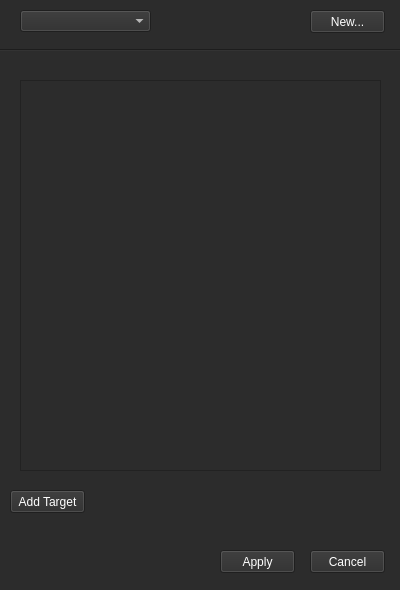
This is src/KoRE_GUI/FrameBufferEditor.ui in domme/VoxelConeTracing as Qt 5 draws it before an edit. The edited form follows.
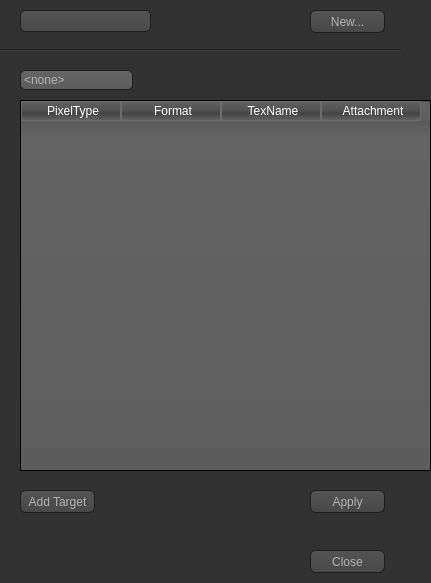
This is the edited form. Icons and pictures are not drawn.

Diff of the .ui file:
```diff
--- a/src/KoRE_GUI/FrameBufferEditor.ui
+++ b/src/KoRE_GUI/FrameBufferEditor.ui
@@ -2,14 +2,6 @@
 <ui version="4.0">
  <class>FrameBufferEditor</class>
  <widget class="QWidget" name="FrameBufferEditor">
-  <property name="geometry">
-   <rect>
-    <x>0</x>
-    <y>0</y>
-    <width>400</width>
-    <height>590</height>
-   </rect>
-  </property>
   <property name="minimumSize">
    <size>
     <width>400</width>
@@ -18,7 +10,7 @@
   </property>
   <property name="maximumSize">
    <size>
-    <width>400</width>
+    <width>16777215</width>
     <height>16777215</height>
    </size>
   </property>
@@ -29,8 +21,465 @@
    <string>Framebuffer Stage</string>
   </property>
   <property name="styleSheet">
-   <string notr="true">background-color: rgb(44, 44, 44);
-color: rgb(255, 255, 255);</string>
+   <string notr="true">QToolTip
+{
+     border: 1px solid black;
+     background-color: #ffa02f;
+     padding: 1px;
+     border-radius: 3px;
+     opacity: 100;
+}
+
+QWidget
+{
+    color: #b1b1b1;
+    background-color: #323232;
+}
+
+QWidget:item:hover
+{
+    background-color: QLinearGradient( x1: 0, y1: 0, x2: 0, y2: 1, stop: 0 #ffa02f, stop: 1 #ca0619);
+    color: #000000;
+}
+
+QWidget:item:selected
+{
+    background-color: QLinearGradient( x1: 0, y1: 0, x2: 0, y2: 1, stop: 0 #ffa02f, stop: 1 #d7801a);
+}
+
+QMenuBar::item
+{
+    background: transparent;
+}
+
+QMenuBar::item:selected
+{
+    background: transparent;
+    border: 1px solid #ffaa00;
+}
+
+QMenuBar::item:pressed
+{
+    background: #444;
+    border: 1px solid #000;
+    background-color: QLinearGradient(
+        x1:0, y1:0,
+        x2:0, y2:1,
+        stop:1 #212121,
+        stop:0.4 #343434/*,
+        stop:0.2 #343434,
+        stop:0.1 #ffaa00*/
+    );
+    margin-bottom:-1px;
+    padding-bottom:1px;
+}
+
+QMenu
+{
+    border: 1px solid #000;
+}
+
+QMenu::item
+{
+    padding: 2px 20px 2px 20px;
+}
+
+QMenu::item:selected
+{
+    color: #000000;
+}
+
+QWidget:disabled
+{
+    color: #404040;
+    background-color: #323232;
+}
+
+QAbstractItemView
+{
+    background-color: QLinearGradient( x1: 0, y1: 0, x2: 0, y2: 1, stop: 0 #4d4d4d, stop: 0.1 #646464, stop: 1 #5d5d5d);
+}
+
+QWidget:focus
+{
+    /*border: 2px solid QLinearGradient( x1: 0, y1: 0, x2: 0, y2: 1, stop: 0 #ffa02f, stop: 1 #d7801a);*/
+}
+
+QLineEdit
+{
+    background-color: QLinearGradient( x1: 0, y1: 0, x2: 0, y2: 1, stop: 0 #4d4d4d, stop: 0 #646464, stop: 1 #5d5d5d);
+    padding: 1px;
+    border-style: solid;
+    border: 1px solid #1e1e1e;
+    border-radius: 5;
+}
+
+QPushButton
+{
+    color: #b1b1b1;
+    background-color: QLinearGradient( x1: 0, y1: 0, x2: 0, y2: 1, stop: 0 #565656, stop: 0.1 #525252, stop: 0.5 #4e4e4e, stop: 0.9 #4a4a4a, stop: 1 #464646);
+    border-width: 1px;
+    border-color: #1e1e1e;
+    border-style: solid;
+    border-radius: 6;
+    padding: 3px;
+    font-size: 12px;
+    padding-left: 5px;
+    padding-right: 5px;
+}
+
+QPushButton:pressed
+{
+    background-color: QLinearGradient( x1: 0, y1: 0, x2: 0, y2: 1, stop: 0 #2d2d2d, stop: 0.1 #2b2b2b, stop: 0.5 #292929, stop: 0.9 #282828, stop: 1 #252525);
+}
+
+QComboBox
+{
+    selection-background-color: #ffaa00;
+    background-color: QLinearGradient( x1: 0, y1: 0, x2: 0, y2: 1, stop: 0 #565656, stop: 0.1 #525252, stop: 0.5 #4e4e4e, stop: 0.9 #4a4a4a, stop: 1 #464646);
+    border-style: solid;
+    border: 1px solid #1e1e1e;
+    border-radius: 5;
+}
+
+QComboBox:hover,QPushButton:hover
+{
+    border: 2px solid QLinearGradient( x1: 0, y1: 0, x2: 0, y2: 1, stop: 0 #ffa02f, stop: 1 #d7801a);
+}
+
+
+QComboBox:on
+{
+    padding-top: 3px;
+    padding-left: 4px;
+    background-color: QLinearGradient( x1: 0, y1: 0, x2: 0, y2: 1, stop: 0 #2d2d2d, stop: 0.1 #2b2b2b, stop: 0.5 #292929, stop: 0.9 #282828, stop: 1 #252525);
+    selection-background-color: #ffaa00;
+}
+
+QComboBox QAbstractItemView
+{
+    border: 2px solid darkgray;
+    selection-background-color: QLinearGradient( x1: 0, y1: 0, x2: 0, y2: 1, stop: 0 #ffa02f, stop: 1 #d7801a);
+}
+
+QComboBox::drop-down
+{
+     subcontrol-origin: padding;
+     subcontrol-position: top right;
+     width: 15px;
+
+     border-left-width: 0px;
+     border-left-color: darkgray;
+     border-left-style: solid; /* just a single line */
+     border-top-right-radius: 3px; /* same radius as the QComboBox */
+     border-bottom-right-radius: 3px;
+ }
+
+QComboBox::down-arrow
+{
+     image: url(:/down_arrow.png);
+}
+
+QGroupBox:focus
+{
+border: 2px solid QLinearGradient( x1: 0, y1: 0, x2: 0, y2: 1, stop: 0 #ffa02f, stop: 1 #d7801a);
+}
+
+QTextEdit:focus
+{
+    border: 2px solid QLinearGradient( x1: 0, y1: 0, x2: 0, y2: 1, stop: 0 #ffa02f, stop: 1 #d7801a);
+}
+
+QScrollBar:horizontal {
+     border: 1px solid #222222;
+     background: QLinearGradient( x1: 0, y1: 0, x2: 0, y2: 1, stop: 0.0 #121212, stop: 0.2 #282828, stop: 1 #484848);
+     height: 7px;
+     margin: 0px 16px 0 16px;
+}
+
+QScrollBar::handle:horizontal
+{
+      background: QLinearGradient( x1: 0, y1: 0, x2: 1, y2: 0, stop: 0 #ffa02f, stop: 0.5 #d7801a, stop: 1 #ffa02f);
+      min-height: 20px;
+      border-radius: 2px;
+}
+
+QScrollBar::add-line:horizontal {
+      border: 1px solid #1b1b19;
+      border-radius: 2px;
+      background: QLinearGradient( x1: 0, y1: 0, x2: 1, y2: 0, stop: 0 #ffa02f, stop: 1 #d7801a);
+      width: 14px;
+      subcontrol-position: right;
+      subcontrol-origin: margin;
+}
+
+QScrollBar::sub-line:horizontal {
+      border: 1px solid #1b1b19;
+      border-radius: 2px;
+      background: QLinearGradient( x1: 0, y1: 0, x2: 1, y2: 0, stop: 0 #ffa02f, stop: 1 #d7801a);
+      width: 14px;
+     subcontrol-position: left;
+     subcontrol-origin: margin;
+}
+
+QScrollBar::right-arrow:horizontal, QScrollBar::left-arrow:horizontal
+{
+      border: 1px solid black;
+      width: 1px;
+      height: 1px;
+      background: white;
+}
+
+QScrollBar::add-page:horizontal, QScrollBar::sub-page:horizontal
+{
+      background: none;
+}
+
+QScrollBar:vertical
+{
+      background: QLinearGradient( x1: 0, y1: 0, x2: 1, y2: 0, stop: 0.0 #121212, stop: 0.2 #282828, stop: 1 #484848);
+      width: 7px;
+      margin: 16px 0 16px 0;
+      border: 1px solid #222222;
+}
+
+QScrollBar::handle:vertical
+{
+      background: QLinearGradient( x1: 0, y1: 0, x2: 0, y2: 1, stop: 0 #ffa02f, stop: 0.5 #d7801a, stop: 1 #ffa02f);
+      min-height: 20px;
+      border-radius: 2px;
+}
+
+QScrollBar::add-line:vertical
+{
+      border: 1px solid #1b1b19;
+      border-radius: 2px;
+      background: QLinearGradient( x1: 0, y1: 0, x2: 0, y2: 1, stop: 0 #ffa02f, stop: 1 #d7801a);
+      height: 14px;
+      subcontrol-position: bottom;
+      subcontrol-origin: margin;
+}
+
+QScrollBar::sub-line:vertical
+{
+      border: 1px solid #1b1b19;
+      border-radius: 2px;
+      background: QLinearGradient( x1: 0, y1: 0, x2: 0, y2: 1, stop: 0 #d7801a, stop: 1 #ffa02f);
+      height: 14px;
+      subcontrol-position: top;
+      subcontrol-origin: margin;
+}
+
+QScrollBar::up-arrow:vertical, QScrollBar::down-arrow:vertical
+{
+      border: 1px solid black;
+      width: 1px;
+      height: 1px;
+      background: white;
+}
+
+
+QScrollBar::add-page:vertical, QScrollBar::sub-page:vertical
+{
+      background: none;
+}
+
+QTextEdit
+{
+    background-color: #242424;
+}
+
+QPlainTextEdit
+{
+    background-color: #242424;
+}
+
+QHeaderView::section
+{
+    background-color: QLinearGradient(x1:0, y1:0, x2:0, y2:1, stop:0 #616161, stop: 0.5 #505050, stop: 0.6 #434343, stop:1 #656565);
+    color: white;
+    padding-left: 4px;
+    border: 1px solid #6c6c6c;
+}
+
+QCheckBox:disabled
+{
+color: #414141;
+}
+
+QDockWidget::title
+{
+    text-align: center;
+    spacing: 3px; /* spacing between items in the tool bar */
+    background-color: QLinearGradient(x1:0, y1:0, x2:0, y2:1, stop:0 #323232, stop: 0.5 #242424, stop:1 #323232);
+}
+
+QDockWidget::close-button, QDockWidget::float-button
+{
+    text-align: center;
+    spacing: 1px; /* spacing between items in the tool bar */
+    background-color: QLinearGradient(x1:0, y1:0, x2:0, y2:1, stop:0 #323232, stop: 0.5 #242424, stop:1 #323232);
+}
+
+QDockWidget::close-button:hover, QDockWidget::float-button:hover
+{
+    background: #242424;
+}
+
+QDockWidget::close-button:pressed, QDockWidget::float-button:pressed
+{
+    padding: 1px -1px -1px 1px;
+}
+
+QMainWindow::separator
+{
+    background-color: QLinearGradient(x1:0, y1:0, x2:0, y2:1, stop:0 #161616, stop: 0.5 #151515, stop: 0.6 #212121, stop:1 #343434);
+    color: white;
+    padding-left: 4px;
+    border: 1px solid #4c4c4c;
+    spacing: 3px; /* spacing between items in the tool bar */
+}
+
+QMainWindow::separator:hover
+{
+
+    background-color: QLinearGradient(x1:0, y1:0, x2:0, y2:1, stop:0 #d7801a, stop:0.5 #b56c17 stop:1 #ffa02f);
+    color: white;
+    padding-left: 4px;
+    border: 1px solid #6c6c6c;
+    spacing: 3px; /* spacing between items in the tool bar */
+}
+
+QToolBar::handle
+{
+     spacing: 3px; /* spacing between items in the tool bar */
+     background: url(:/images/handle.png);
+}
+
+QMenu::separator
+{
+    height: 2px;
+    background-color: QLinearGradient(x1:0, y1:0, x2:0, y2:1, stop:0 #161616, stop: 0.5 #151515, stop: 0.6 #212121, stop:1 #343434);
+    color: white;
+    padding-left: 4px;
+    margin-left: 10px;
+    margin-right: 5px;
+}
+
+QProgressBar
+{
+    border: 2px solid grey;
+    border-radius: 5px;
+    text-align: center;
+}
+
+QProgressBar::chunk
+{
+    background-color: #d7801a;
+    width: 2.15px;
+    margin: 0.5px;
+}
+
+QTabBar::tab {
+    color: #b1b1b1;
+    border: 1px solid #444;
+    border-bottom-style: none;
+    background-color: #323232;
+    padding-left: 10px;
+    padding-right: 10px;
+    padding-top: 3px;
+    padding-bottom: 2px;
+    margin-right: -1px;
+}
+
+QTabWidget::pane {
+    border: 1px solid #444;
+    top: 1px;
+}
+
+QTabBar::tab:last
+{
+    margin-right: 0; /* the last selected tab has nothing to overlap with on the right */
+    border-top-right-radius: 3px;
+}
+
+QTabBar::tab:first:!selected
+{
+ margin-left: 0px; /* the last selected tab has nothing to overlap with on the right */
+
+
+    border-top-left-radius: 3px;
+}
+
+QTabBar::tab:!selected
+{
+    color: #b1b1b1;
+    border-bottom-style: solid;
+    margin-top: 3px;
+    background-color: QLinearGradient(x1:0, y1:0, x2:0, y2:1, stop:1 #212121, stop:.4 #343434);
+}
+
+QTabBar::tab:selected
+{
+    border-top-left-radius: 3px;
+    border-top-right-radius: 3px;
+    margin-bottom: 0px;
+}
+
+QTabBar::tab:!selected:hover
+{
+    /*border-top: 2px solid #ffaa00;
+    padding-bottom: 3px;*/
+    border-top-left-radius: 3px;
+    border-top-right-radius: 3px;
+    background-color: QLinearGradient(x1:0, y1:0, x2:0, y2:1, stop:1 #212121, stop:0.4 #343434, stop:0.2 #343434, stop:0.1 #ffaa00);
+}
+
+QRadioButton::indicator:checked, QRadioButton::indicator:unchecked{
+    color: #b1b1b1;
+    background-color: #323232;
+    border: 1px solid #b1b1b1;
+    border-radius: 6px;
+}
+
+QRadioButton::indicator:checked
+{
+    background-color: qradialgradient(
+        cx: 0.5, cy: 0.5,
+        fx: 0.5, fy: 0.5,
+        radius: 1.0,
+        stop: 0.25 #ffaa00,
+        stop: 0.3 #323232
+    );
+}
+
+QCheckBox::indicator{
+    color: #b1b1b1;
+    background-color: #323232;
+    border: 1px solid #b1b1b1;
+    width: 9px;
+    height: 9px;
+}
+
+QRadioButton::indicator
+{
+    border-radius: 6px;
+}
+
+QRadioButton::indicator:hover, QCheckBox::indicator:hover
+{
+    border: 1px solid #ffaa00;
+}
+
+QCheckBox::indicator:checked
+{
+    image:url(:/images/checkbox.png);
+}
+
+QCheckBox::indicator:disabled, QRadioButton::indicator:disabled
+{
+    border: 1px solid #444;
+}</string>
   </property>
   <property name="locale">
    <locale language="English" country="UnitedStates"/>
@@ -89,7 +538,7 @@
   <widget class="QPushButton" name="pushButton">
    <property name="geometry">
     <rect>
-     <x>10</x>
+     <x>20</x>
      <y>490</y>
      <width>75</width>
      <height>23</height>
@@ -102,8 +551,8 @@
   <widget class="QPushButton" name="pushButton_2">
    <property name="geometry">
     <rect>
-     <x>220</x>
-     <y>550</y>
+     <x>310</x>
+     <y>490</y>
      <width>75</width>
      <height>23</height>
     </rect>
@@ -122,17 +571,56 @@
     </rect>
    </property>
    <property name="text">
-    <string>Cancel</string>
+    <string>Close</string>
    </property>
   </widget>
   <widget class="QTableWidget" name="tableWidget">
    <property name="geometry">
     <rect>
      <x>20</x>
-     <y>80</y>
-     <width>361</width>
-     <height>391</height>
+     <y>100</y>
+     <width>411</width>
+     <height>371</height>
     </rect>
+   </property>
+   <property name="horizontalScrollBarPolicy">
+    <enum>Qt::ScrollBarAsNeeded</enum>
+   </property>
+   <property name="cornerButtonEnabled">
+    <bool>false</bool>
+   </property>
+   <column>
+    <property name="text">
+     <string>PixelType</string>
+    </property>
+   </column>
+   <column>
+    <property name="text">
+     <string>Format</string>
+    </property>
+   </column>
+   <column>
+    <property name="text">
+     <string>TexName</string>
+    </property>
+   </column>
+   <column>
+    <property name="text">
+     <string>Attachment</string>
+    </property>
+   </column>
+  </widget>
+  <widget class="QLineEdit" name="lineEdit">
+   <property name="geometry">
+    <rect>
+     <x>20</x>
+     <y>70</y>
+     <width>113</width>
+     <height>20</height>
+    </rect>
+   </property>
+   <property name="text">
+    <string>&lt;none&gt;</string>
    </property>
   </widget>
  </widget>
```
Left out of the diff: 25 changed lines with no effect on the pictures.
